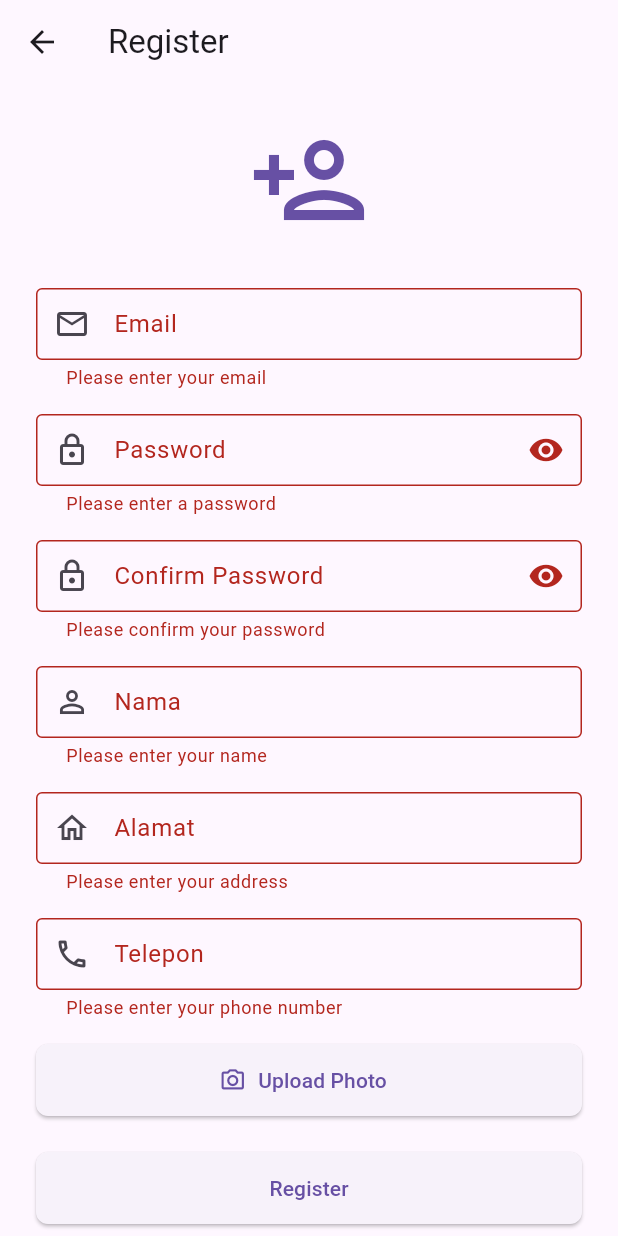
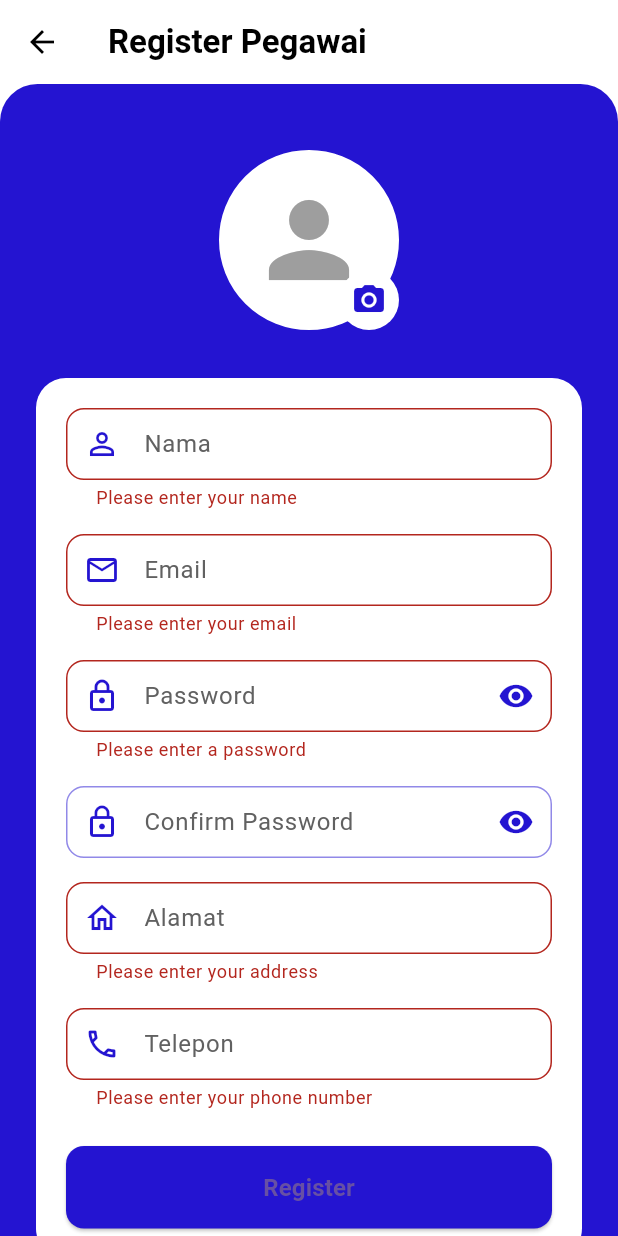
Before and after one commit to thoriq919/seam-flutter, a Flutter app: the RegisterScreen screen opened by its route, after a tap on "Register", on a phone screen of 412 x 824 dp. Run offline on Flutter 3.47's test engine with Material 3 defaults, Android fonts, the phone set to English and light mode, and no system bars; our stand-ins replace bloc, cloud_firestore, email_validator, firebase_auth, firebase_core, firebase_storage and 2 more; accounts and stored records are empty.

Commit message:
feat: add and delete pegawai

```diff
--- a/lib/blocs/auth/auth_bloc.dart
+++ b/lib/blocs/auth/auth_bloc.dart
@@ -22,6 +22,7 @@ class AuthBloc extends Bloc<AuthEvent, AuthState> {
 
           if (docSnapshot.exists) {
             final userData = docSnapshot.data() ?? {};
+            print(docSnapshot.data());
             final userModel = UserModel.fromMap({
               ...userData,
               'uid': user.uid,
--- a/lib/screens/admin/settings/setting_screen.dart
+++ b/lib/screens/admin/settings/setting_screen.dart
@@ -35,7 +35,7 @@ class SettingsPage extends StatelessWidget {
                 padding: EdgeInsets.all(20),
                 child: Container(
                   height: MediaQuery.of(context).size.height * 0.1,
-                  child: Column(
+                  child: Row(
                     mainAxisAlignment: MainAxisAlignment.center,
                     children: [
                       Text(
--- a/lib/screens/auth/register_screen.dart
+++ b/lib/screens/auth/register_screen.dart
@@ -1,5 +1,4 @@
 import 'dart:io';
-
 import 'package:firebase_storage/firebase_storage.dart';
 import 'package:flutter/material.dart';
 import 'package:flutter_bloc/flutter_bloc.dart';
@@ -8,6 +7,7 @@ import 'package:image_picker/image_picker.dart';
 import 'package:seam_flutter/blocs/auth/auth_bloc.dart';
 import 'package:seam_flutter/blocs/auth/auth_event.dart';
 import 'package:seam_flutter/blocs/auth/auth_state.dart';
+import 'package:seam_flutter/screens/utils/color_theme.dart';
 
 class RegisterScreen extends StatefulWidget {
   const RegisterScreen({super.key});
@@ -24,7 +24,7 @@ class _RegisterScreenState extends State<RegisterScreen> {
   final _namaController = TextEditingController();
   final _alamatController = TextEditingController();
   final _telpController = TextEditingController();
-  String? _photoUrl;
+  String? _foto;
   bool _isLoading = false;
   bool _isPasswordVisible = false;
   bool _isConfirmPasswordVisible = false;
@@ -33,25 +33,20 @@ class _RegisterScreenState extends State<RegisterScreen> {
     try {
       setState(() => _isLoading = true);
 
-      // Pick image
       final ImagePicker picker = ImagePicker();
       final XFile? image = await picker.pickImage(source: ImageSource.gallery);
 
       if (image != null) {
-        // Create storage reference
         final storageRef = FirebaseStorage.instance
             .ref()
             .child('user_photos')
             .child('${DateTime.now().millisecondsSinceEpoch}.jpg');
 
-        // Upload image
         await storageRef.putFile(File(image.path));
-
-        // Get download URL
         final downloadUrl = await storageRef.getDownloadURL();
 
         setState(() {
-          _photoUrl = downloadUrl;
+          _foto = downloadUrl;
         });
       }
     } catch (e) {
@@ -74,6 +69,28 @@ class _RegisterScreenState extends State<RegisterScreen> {
     super.dispose();
   }
 
+  InputDecoration _buildInputDecoration(String label, IconData icon) {
+    return InputDecoration(
+      labelText: label,
+      prefixIcon: Icon(icon, color: ColorTheme.primary),
+      labelStyle: TextStyle(color: Colors.grey[700]),
+      filled: true,
+      fillColor: Colors.white,
+      border: OutlineInputBorder(
+        borderRadius: BorderRadius.circular(12),
+        borderSide: BorderSide(color: ColorTheme.primary),
+      ),
+      enabledBorder: OutlineInputBorder(
+        borderRadius: BorderRadius.circular(12),
+        borderSide: BorderSide(color: ColorTheme.primary.withOpacity(0.5)),
+      ),
+      focusedBorder: OutlineInputBorder(
+        borderRadius: BorderRadius.circular(12),
+        borderSide: BorderSide(color: ColorTheme.primary, width: 2),
+      ),
+    );
+  }
+
   @override
   Widget build(BuildContext context) {
     return BlocListener<AuthBloc, AuthState>(
@@ -91,99 +108,173 @@ class _RegisterScreenState extends State<RegisterScreen> {
         }
       },
       child: Scaffold(
+        backgroundColor: Colors.white,
         appBar: AppBar(
-          title: const Text('Register'),
+          title: const Text(
+            'Register Pegawai',
+            style: TextStyle(
+              color: Colors.black,
+              fontWeight: FontWeight.bold,
+            ),
+          ),
           elevation: 0,
-          backgroundColor: Colors.transparent,
+          backgroundColor: Colors.white,
+          iconTheme: const IconThemeData(color: Colors.black),
         ),
         body: SafeArea(
-          child: Center(
+          child: Column(
+            children: [
+              Expanded(
+                child: Container(
+                  decoration: BoxDecoration(
+                    color: ColorTheme.primary,
+                    borderRadius: const BorderRadius.only(
+                      topLeft: Radius.circular(25),
+                      topRight: Radius.circular(25),
+                    ),
+                  ),
                   child: SingleChildScrollView(
                     padding: const EdgeInsets.all(24),
                     child: Form(
                       key: _formKey,
                       child: Column(
-                  mainAxisAlignment: MainAxisAlignment.center,
                         crossAxisAlignment: CrossAxisAlignment.stretch,
                         children: [
-                    // App Logo
-                    Hero(
-                      tag: 'app_logo',
-                      child: Icon(
-                        Icons.person_add_outlined,
+                          const SizedBox(height: 20),
+
+                          // Profile Image Upload Section
+                          Center(
+                            child: Stack(
+                              children: [
+                                Container(
+                                  width: 120,
+                                  height: 120,
+                                  decoration: BoxDecoration(
+                                    color: Colors.white,
+                                    shape: BoxShape.circle,
+                                    border: Border.all(
+                                      color: Colors.white,
+                                      width: 3,
+                                    ),
+                                  ),
+                                  child: _foto != null
+                                      ? ClipOval(
+                                          child: Image.network(
+                                            _foto!,
+                                            fit: BoxFit.cover,
+                                          ),
+                                        )
+                                      : const Icon(
+                                          Icons.person,
                                           size: 80,
-                        color: Theme.of(context).primaryColor,
+                                          color: Colors.grey,
+                                        ),
+                                ),
+                                Positioned(
+                                  bottom: 0,
+                                  right: 0,
+                                  child: CircleAvatar(
+                                    backgroundColor: Colors.white,
+                                    radius: 20,
+                                    child: IconButton(
+                                      icon: Icon(
+                                        Icons.camera_alt,
+                                        color: ColorTheme.primary,
+                                      ),
+                                      onPressed: _isLoading
+                                          ? null
+                                          : _pickAndUploadImage,
+                                    ),
+                                  ),
+                                ),
+                              ],
                             ),
                           ),
                           const SizedBox(height: 32),
 
-                    // Email Field
+                          // Form Fields
+                          Container(
+                            padding: const EdgeInsets.all(20),
+                            decoration: BoxDecoration(
+                              color: Colors.white,
+                              borderRadius: BorderRadius.circular(20),
+                            ),
+                            child: Column(
+                              children: [
+                                TextFormField(
+                                  controller: _namaController,
+                                  decoration: _buildInputDecoration(
+                                    'Nama',
+                                    Icons.person_outline,
+                                  ),
+                                  validator: (value) => value?.isEmpty ?? true
+                                      ? 'Please enter your name'
+                                      : null,
+                                ),
+                                const SizedBox(height: 16),
                                 TextFormField(
                                   controller: _emailController,
-                      keyboardType: TextInputType.emailAddress,
-                      textInputAction: TextInputAction.next,
-                      decoration: const InputDecoration(
-                        labelText: 'Email',
-                        prefixIcon: Icon(Icons.email_outlined),
+                                  decoration: _buildInputDecoration(
+                                    'Email',
+                                    Icons.email_outlined,
                                   ),
                                   validator: (value) {
-                        if (value == null || value.isEmpty) {
+                                    if (value?.isEmpty ?? true) {
                                       return 'Please enter your email';
                                     }
-                        if (!EmailValidator.validate(value)) {
+                                    if (!EmailValidator.validate(value!)) {
                                       return 'Please enter a valid email';
                                     }
                                     return null;
                                   },
                                 ),
                                 const SizedBox(height: 16),
-
-                    // Password Field
                                 TextFormField(
                                   controller: _passwordController,
                                   obscureText: !_isPasswordVisible,
-                      textInputAction: TextInputAction.next,
-                      decoration: InputDecoration(
-                        labelText: 'Password',
-                        prefixIcon: const Icon(Icons.lock_outlined),
+                                  decoration: _buildInputDecoration(
+                                    'Password',
+                                    Icons.lock_outlined,
+                                  ).copyWith(
                                     suffixIcon: IconButton(
                                       icon: Icon(
                                         _isPasswordVisible
                                             ? Icons.visibility_off
                                             : Icons.visibility,
+                                        color: ColorTheme.primary,
                                       ),
                                       onPressed: () {
                                         setState(() {
-                              _isPasswordVisible = !_isPasswordVisible;
+                                          _isPasswordVisible =
+                                              !_isPasswordVisible;
                                         });
                                       },
                                     ),
                                   ),
                                   validator: (value) {
-                        if (value == null || value.isEmpty) {
+                                    if (value?.isEmpty ?? true) {
                                       return 'Please enter a password';
                                     }
-                        if (value.length < 6) {
+                                    if (value!.length < 6) {
                                       return 'Password must be at least 6 characters';
                                     }
                                     return null;
                                   },
                                 ),
                                 const SizedBox(height: 16),
-
-                    // Confirm Password Field
                                 TextFormField(
                                   controller: _confirmPasswordController,
                                   obscureText: !_isConfirmPasswordVisible,
-                      textInputAction: TextInputAction.done,
-                      decoration: InputDecoration(
-                        labelText: 'Confirm Password',
-                        prefixIcon: const Icon(Icons.lock_outlined),
+                                  decoration: _buildInputDecoration(
+                                    'Confirm Password',
+                                    Icons.lock_outline,
+                                  ).copyWith(
                                     suffixIcon: IconButton(
                                       icon: Icon(
                                         _isConfirmPasswordVisible
                                             ? Icons.visibility_off
                                             : Icons.visibility,
+                                        color: ColorTheme.primary,
                                       ),
                                       onPressed: () {
                                         setState(() {
@@ -194,9 +285,6 @@ class _RegisterScreenState extends State<RegisterScreen> {
                                     ),
                                   ),
                                   validator: (value) {
-                        if (value == null || value.isEmpty) {
-                          return 'Please confirm your password';
-                        }
                                     if (value != _passwordController.text) {
                                       return 'Passwords do not match';
                                     }
@@ -205,111 +293,83 @@ class _RegisterScreenState extends State<RegisterScreen> {
                                 ),
                                 const SizedBox(height: 16),
                                 TextFormField(
-                      controller: _namaController,
-                      textInputAction: TextInputAction.next,
-                      decoration: const InputDecoration(
-                        labelText: 'Nama',
-                        prefixIcon: Icon(Icons.person_outline),
+                                  controller: _alamatController,
+                                  decoration: _buildInputDecoration(
+                                    'Alamat',
+                                    Icons.home_outlined,
                                   ),
-                      validator: (value) {
-                        if (value == null || value.isEmpty) {
-                          return 'Please enter your name';
-                        }
-                        return null;
-                      },
+                                  validator: (value) => value?.isEmpty ?? true
+                                      ? 'Please enter your address'
+                                      : null,
                                 ),
                                 const SizedBox(height: 16),
-
-                    // Alamat Field
-                    TextFormField(
-                      controller: _alamatController,
-                      textInputAction: TextInputAction.next,
-                      decoration: const InputDecoration(
-                        labelText: 'Alamat',
-                        prefixIcon: Icon(Icons.home_outlined),
-                      ),
-                      validator: (value) {
-                        if (value == null || value.isEmpty) {
-                          return 'Please enter your address';
-                        }
-                        return null;
-                      },
-                    ),
-                    const SizedBox(height: 16),
-
-                    // Telp Field
                                 TextFormField(
                                   controller: _telpController,
                                   keyboardType: TextInputType.phone,
-                      textInputAction: TextInputAction.next,
-                      decoration: const InputDecoration(
-                        labelText: 'Telepon',
-                        prefixIcon: Icon(Icons.phone_outlined),
+                                  decoration: _buildInputDecoration(
+                                    'Telepon',
+                                    Icons.phone_outlined,
                                   ),
-                      validator: (value) {
-                        if (value == null || value.isEmpty) {
-                          return 'Please enter your phone number';
-                        }
-                        return null;
-                      },
-                    ),
-                    const SizedBox(height: 16),
-
-                    // Photo Upload Button
-                    ElevatedButton.icon(
-                      onPressed: _isLoading ? null : _pickAndUploadImage,
-                      icon: const Icon(Icons.camera_alt_outlined),
-                      label: Text(
-                          _photoUrl == null ? 'Upload Photo' : 'Change Photo'),
-                    ),
-                    if (_photoUrl != null)
-                      const Padding(
-                        padding: EdgeInsets.only(top: 8.0),
-                        child: Text(
-                          'Photo uploaded successfully',
-                          style: TextStyle(color: Colors.green),
-                        ),
+                                  validator: (value) => value?.isEmpty ?? true
+                                      ? 'Please enter your phone number'
+                                      : null,
                                 ),
                                 const SizedBox(height: 24),
-
-                    // Register Button
                                 BlocBuilder<AuthBloc, AuthState>(
                                   builder: (context, state) {
                                     return state is AuthLoading
-                            ? const Center(child: CircularProgressIndicator())
+                                        ? const CircularProgressIndicator()
                                         : ElevatedButton(
                                             onPressed: () {
-                                  if (_formKey.currentState!.validate()) {
+                                              if (_formKey.currentState!
+                                                  .validate()) {
                                                 context.read<AuthBloc>().add(
                                                       SignUpRequested(
-                                            email: _emailController.text.trim(),
-                                            password: _passwordController.text,
-                                            nama: _namaController.text.trim(),
+                                                        email: _emailController
+                                                            .text
+                                                            .trim(),
+                                                        password:
+                                                            _passwordController
+                                                                .text,
+                                                        nama: _namaController
+                                                            .text
+                                                            .trim(),
                                                         alamat:
-                                                _alamatController.text.trim(),
-                                            telp: _telpController.text.trim(),
-                                            foto: _photoUrl,
+                                                            _alamatController
+                                                                .text
+                                                                .trim(),
+                                                        telp: _telpController
+                                                            .text
+                                                            .trim(),
+                                                        foto: _foto,
                                                       ),
                                                     );
                                               }
                                             },
-                                child: const Text('Register'),
+                                            style: ElevatedButton.styleFrom(
+                                              backgroundColor:
+                                                  ColorTheme.primary,
+                                              padding:
+                                                  const EdgeInsets.symmetric(
+                                                vertical: 16,
+                                              ),
+                                              shape: RoundedRectangleBorder(
+                                                borderRadius:
+                                                    BorderRadius.circular(12),
+                                              ),
+                                            ),
+                                            child: const Text(
+                                              'Register',
+                                              style: TextStyle(
+                                                fontSize: 16,
+                                                fontWeight: FontWeight.bold,
+                                              ),
+                                            ),
                                           );
                                   },
                                 ),
-                    const SizedBox(height: 16),
-
-                    Row(
-                      mainAxisAlignment: MainAxisAlignment.center,
-                      children: [
-                        const Text('Already have an account?'),
-                        TextButton(
-                          onPressed: () {
-                            Navigator.of(context).pushNamed('/login');
-                          },
-                          child: const Text('Login'),
+                              ],
                             ),
-                      ],
                           ),
                         ],
                       ),
@@ -317,6 +377,9 @@ class _RegisterScreenState extends State<RegisterScreen> {
                   ),
                 ),
               ),
+            ],
+          ),
+        ),
       ),
     );
   }
```
Also changed, not shown: lib/screens/admin/pegawai/pegawai_screen.dart (+143 -63 lines), 1 other file. Lines whose indentation alone changed are shown as unchanged.
